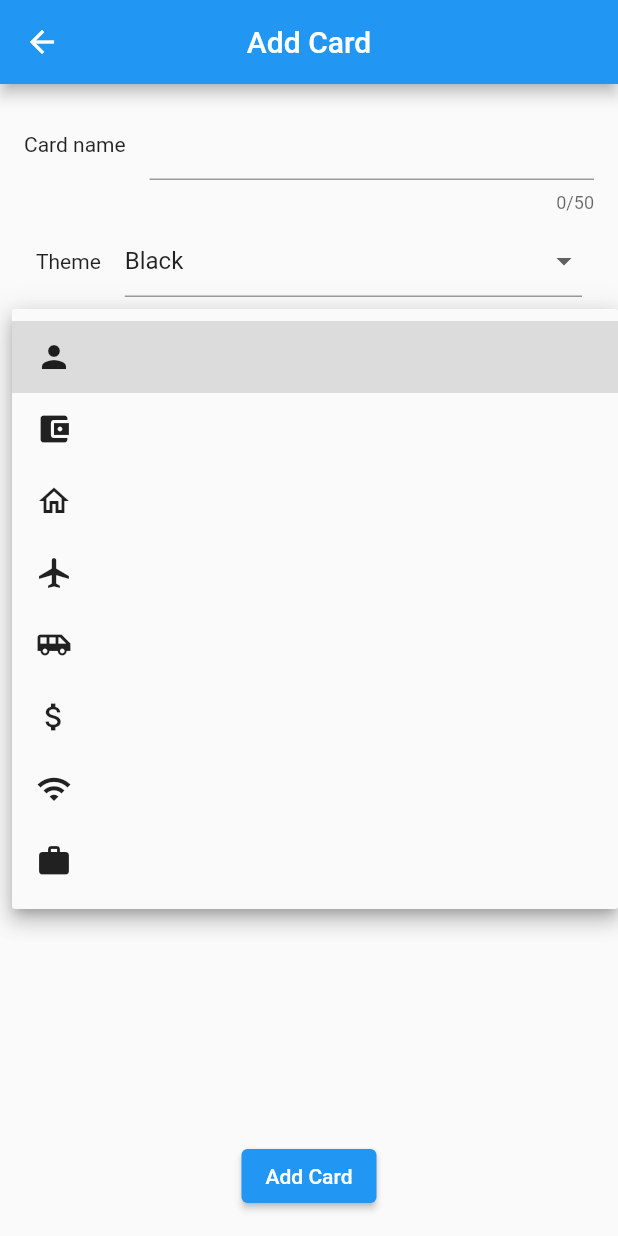
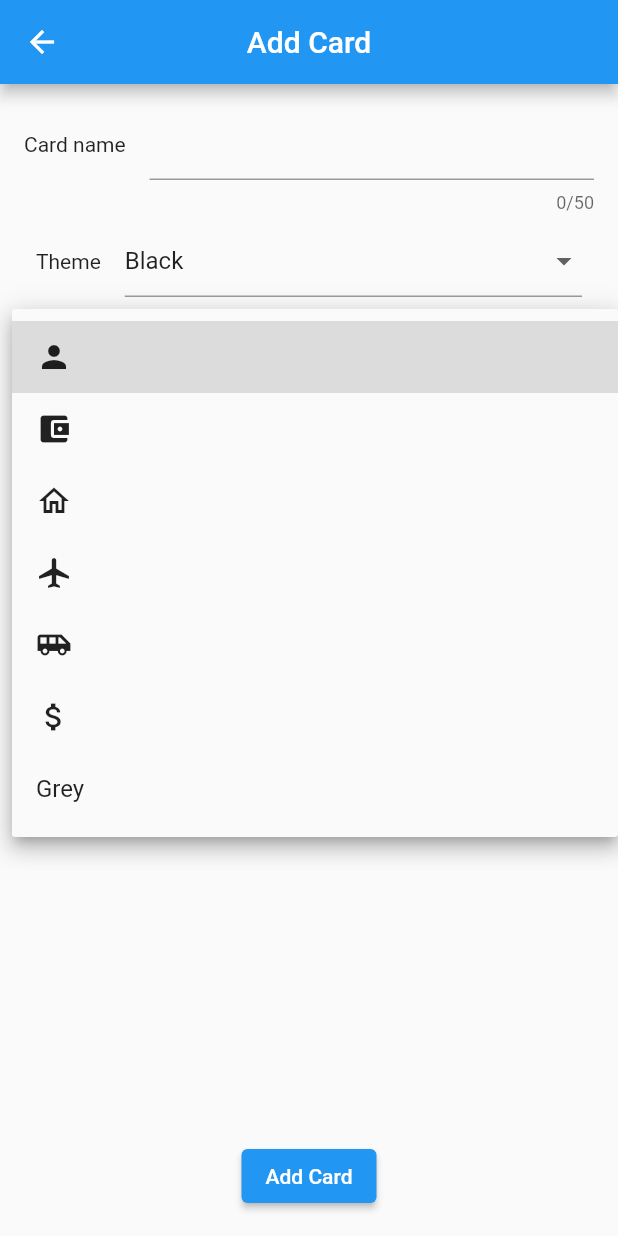
Before and after one commit to kwe-k-u/MoneyBox-2, a Flutter app: the AddBalanceCardPage screen opened directly, after a tap on "Icon", on a phone screen of 412 x 824 dp. Run offline on Flutter 3.47's test engine with Material 2 defaults, Android fonts, the phone set to English and light mode, and no system bars; our stand-ins replace firebase_auth, firebase_core, firebase_database, google_fonts, google_sign_in, shared_preferences; accounts and stored records are empty.

Commit message:
pulled down stash and fixed conflicts

```diff
--- a/lib/UI/AddBalanceCardPage.dart
+++ b/lib/UI/AddBalanceCardPage.dart
@@ -160,6 +160,81 @@ class _AddBalanceCardPageState extends State<AddBalanceCardPage> {
                         child: Icon(Icons.attach_money)
                     ),
 
+
+                    //grey
+                    DropdownMenuItem(
+                        value: "Colors.grey",
+                        child: Text("Grey")
+                    ),
+
+                  ],
+                  onChanged:(value){
+
+                    setState(() {
+                      _theme = value;
+                    });
+                  }),
+            ),
+
+            //Icon
+            Padding(
+              padding: const EdgeInsets.all(8.0),
+              child: DropdownButtonFormField(
+                  decoration: InputDecoration(
+                      icon: Text("Icon")
+                  ),
+                  value: "Icons.person",
+
+                  //todo style to be a grid maybe? or a popup of a grid
+                  items: [
+                    /**
+                     * person
+                     * home_outline
+                     * account_balance_wallet
+                     * airplanemode_active
+                     * airport_shuttle
+                     * attach_money
+                     * wifi
+                     * work
+                     *
+                     */
+
+                    //person
+                    DropdownMenuItem(
+                        value: "Icons.person",
+                        child: Icon(Icons.person)
+                    ),
+
+                    //account_balance wallet
+                    DropdownMenuItem(
+                        value: "Icons.account_balance_wallet",
+                        child: Icon(Icons.account_balance_wallet)
+                    ),
+
+                    //home_outline
+                    DropdownMenuItem(
+                        value: "Icons.home_outlined",
+                        child: Icon(Icons.home_outlined)
+                    ),
+
+                    //airplanemode_active
+                    DropdownMenuItem(
+                        value: "Icons.airplanemode_active",
+                        child: Icon(Icons.airplanemode_active)
+                    ),
+
+                    //airport shuttle
+                    DropdownMenuItem(
+                        value: "Icons.airport_shuttle",
+                        child: Icon(Icons.airport_shuttle)
+                    ),
+
+                    //attach money
+                    DropdownMenuItem(
+                        value: "Icons.attach_money",
+                        child: Icon(Icons.attach_money)
+                    ),
+
                     //wifi
                     DropdownMenuItem(
 
@@ -182,9 +257,6 @@ class _AddBalanceCardPageState extends State<AddBalanceCardPage> {
             ),
             Spacer(),
 
-
-
-
             ElevatedButton(
                 child: Text("Add Card"),
                 onPressed: (){
--- a/lib/UI/LoginPage.dart
+++ b/lib/UI/LoginPage.dart
@@ -19,7 +19,6 @@ class _LoginPageState extends State<LoginPage> {
 
   @override
   Widget build(BuildContext context) {
-
 
     return Scaffold(
       body: Center(
```
Also changed, not shown: lib/UI/HomePage.dart (+3 -6 lines), lib/UI/Widgets/TransactionListTile.dart (added, +73 -0 lines).
